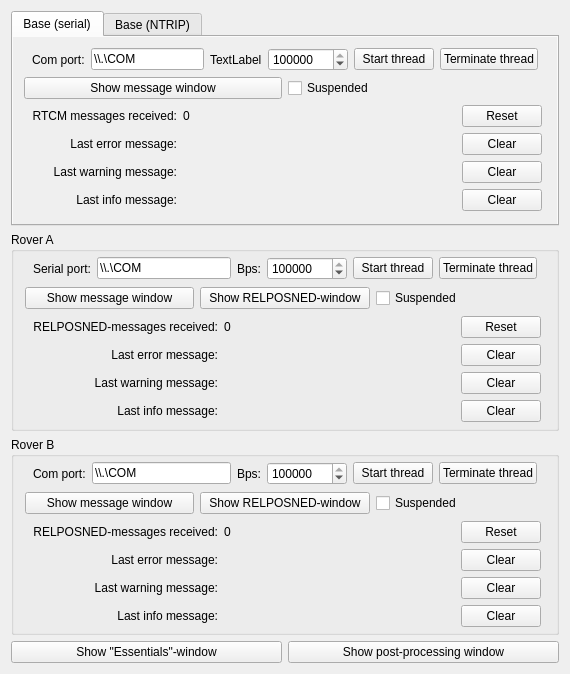
This is mainwindow.ui in GNSS-Stylist/GNSS-Stylus as Qt 5 draws it before an edit. The edited form follows.
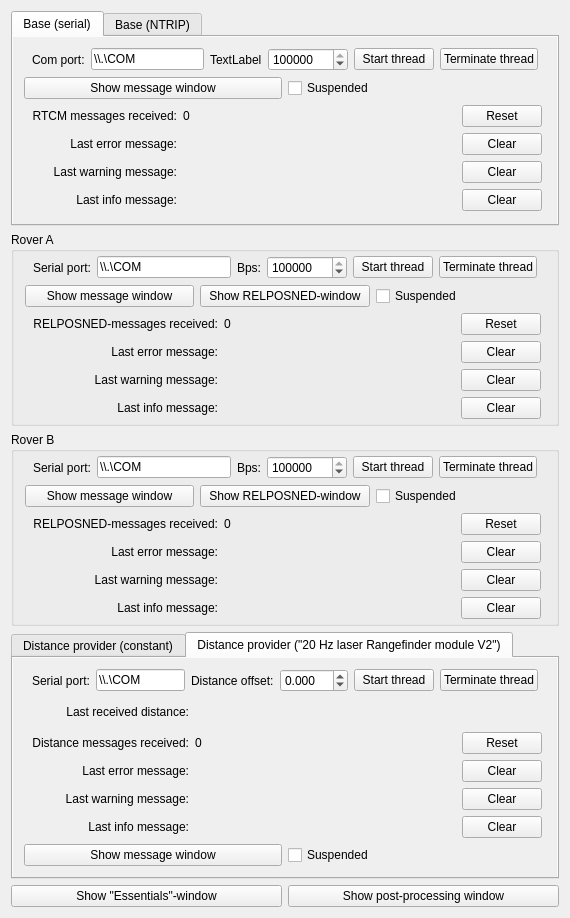
This is the edited form.

Commit message:
Added timestamping (UBX-messages)to UBloxDataStreamProcessor and preliminary support for "20hz high Accuracy 80m Laser Sensor Range finder Distance measuring module"
This is preliminary commit. timestamping or distance is not handled in
EssentialsForm yet. There are also some quirks here and there.

```diff
--- a/mainwindow.ui
+++ b/mainwindow.ui
@@ -7,7 +7,7 @@
     <x>0</x>
     <y>0</y>
     <width>570</width>
-    <height>674</height>
+    <height>918</height>
    </rect>
   </property>
   <property name="windowTitle">
@@ -830,7 +830,7 @@
          <item>
           <widget class="QLabel" name="label__Comport_RoverB">
            <property name="text">
-            <string>Com port:</string>
+            <string>Serial port:</string>
            </property>
           </widget>
          </item>
@@ -889,6 +889,239 @@
       </layout>
      </widget>
     </item>
+    <item>
+     <widget class="QTabWidget" name="tabWidget">
+      <property name="autoFillBackground">
+       <bool>true</bool>
+      </property>
+      <property name="currentIndex">
+       <number>1</number>
+      </property>
+      <widget class="QWidget" name="tab">
+       <property name="autoFillBackground">
+        <bool>true</bool>
+       </property>
+       <attribute name="title">
+        <string>Distance provider (constant)</string>
+       </attribute>
+      </widget>
+      <widget class="QWidget" name="tab_3">
+       <property name="autoFillBackground">
+        <bool>true</bool>
+       </property>
+       <attribute name="title">
+        <string>Distance provider (&quot;20 Hz laser Rangefinder module V2&quot;)</string>
+       </attribute>
+       <layout class="QVBoxLayout" name="verticalLayout_4">
+        <item>
+         <layout class="QHBoxLayout" name="horizontalLayout_Thread_RoverA_2">
+          <property name="leftMargin">
+           <number>8</number>
+          </property>
+          <property name="rightMargin">
+           <number>8</number>
+          </property>
+          <item>
+           <widget class="QLabel" name="label_Serialport_LaserDist">
+            <property name="text">
+             <string>Serial port:</string>
+            </property>
+           </widget>
+          </item>
+          <item>
+           <widget class="QLineEdit" name="lineEdit_SerialPort_LaserDist">
+            <property name="text">
+             <string>\\.\COM</string>
+            </property>
+            <property name="maxLength">
+             <number>256</number>
+            </property>
+           </widget>
+          </item>
+          <item>
+           <widget class="QLabel" name="label_DistanceOffset_LaserDist">
+            <property name="text">
+             <string>Distance offset:</string>
+            </property>
+           </widget>
+          </item>
+          <item>
+           <widget class="QDoubleSpinBox" name="doubleSpinBox_DistanceOffset_LaserDist">
+            <property name="decimals">
+             <number>3</number>
+            </property>
+            <property name="minimum">
+             <double>-10.000000000000000</double>
+            </property>
+            <property name="maximum">
+             <double>10.000000000000000</double>
+            </property>
+            <property name="singleStep">
+             <double>0.001000000000000</double>
+            </property>
+           </widget>
+          </item>
+          <item>
+           <widget class="QPushButton" name="pushButton_StartThread_LaserDist">
+            <property name="text">
+             <string>Start thread</string>
+            </property>
+           </widget>
+          </item>
+          <item>
+           <widget class="QPushButton" name="pushButton_TerminateThread_LaserDist">
+            <property name="text">
+             <string>Terminate thread</string>
+            </property>
+           </widget>
+          </item>
+         </layout>
+        </item>
+        <item>
+         <layout class="QGridLayout" name="gridLayout_Messages_RoverA_2" columnstretch="0,1,0" columnminimumwidth="0,50,0">
+          <property name="leftMargin">
+           <number>8</number>
+          </property>
+          <property name="rightMargin">
+           <number>4</number>
+          </property>
+          <item row="1" column="1">
+           <widget class="QLabel" name="label_DistanceMessageCount_LaserDist">
+            <property name="text">
+             <string>0</string>
+            </property>
+           </widget>
+          </item>
+          <item row="3" column="0">
+           <widget class="QLabel" name="label_LastWarningMessageLabel_LaserDist">
+            <property name="text">
+             <string>Last warning message:</string>
+            </property>
+            <property name="alignment">
+             <set>Qt::AlignRight|Qt::AlignTrailing|Qt::AlignVCenter</set>
+            </property>
+           </widget>
+          </item>
+          <item row="3" column="1">
+           <widget class="QLabel" name="label_LastWarningMessage_LaserDist">
+            <property name="text">
+             <string/>
+            </property>
+           </widget>
+          </item>
+          <item row="1" column="0">
+           <widget class="QLabel" name="label_DistanceMessageCountLabel_Laser">
+            <property name="text">
+             <string>Distance messages received:</string>
+            </property>
+            <property name="alignment">
+             <set>Qt::AlignRight|Qt::AlignTrailing|Qt::AlignVCenter</set>
+            </property>
+           </widget>
+          </item>
+          <item row="4" column="0">
+           <widget class="QLabel" name="label_LastInfoMessageLabel_LaserDist">
+            <property name="text">
+             <string>Last info message:</string>
+            </property>
+            <property name="alignment">
+             <set>Qt::AlignRight|Qt::AlignTrailing|Qt::AlignVCenter</set>
+            </property>
+           </widget>
+          </item>
+          <item row="2" column="0">
+           <widget class="QLabel" name="label_LastErrorMessageLabel_LaserDist">
+            <property name="text">
+             <string>Last error message:</string>
+            </property>
+            <property name="alignment">
+             <set>Qt::AlignRight|Qt::AlignTrailing|Qt::AlignVCenter</set>
+            </property>
+           </widget>
+          </item>
+          <item row="2" column="2">
+           <widget class="QPushButton" name="pushButton_ClearErrorMessage_LaserDist">
+            <property name="text">
+             <string>Clear</string>
+            </property>
+           </widget>
+          </item>
+          <item row="4" column="2">
+           <widget class="QPushButton" name="pushButton_ClearInfoMessage_LaserDist">
+            <property name="text">
+             <string>Clear</string>
+            </property>
+           </widget>
+          </item>
+          <item row="4" column="1">
+           <widget class="QLabel" name="label_LastInfoMessage_LaserDist">
+            <property name="text">
+             <string/>
+            </property>
+           </widget>
+          </item>
+          <item row="1" column="2">
+           <widget class="QPushButton" name="pushButton_ClearDistanceMessageCounter_LaserDist">
+            <property name="text">
+             <string>Reset</string>
+            </property>
+           </widget>
+          </item>
+          <item row="3" column="2">
+           <widget class="QPushButton" name="pushButton_ClearWarningMessage_LaserDist">
+            <property name="text">
+             <string>Clear</string>
+            </property>
+           </widget>
+          </item>
+          <item row="2" column="1">
+           <widget class="QLabel" name="label_LastErrorMessage_LaserDist">
+            <property name="text">
+             <string/>
+            </property>
+           </widget>
+          </item>
+          <item row="0" column="0">
+           <widget class="QLabel" name="label_DistanceLabel_LaserDist">
+            <property name="text">
+             <string>Last received distance:</string>
+            </property>
+            <property name="alignment">
+             <set>Qt::AlignRight|Qt::AlignTrailing|Qt::AlignVCenter</set>
+            </property>
+           </widget>
+          </item>
+          <item row="0" column="1">
+           <widget class="QLabel" name="label_Distance_LaserDist">
+            <property name="text">
+             <string/>
+            </property>
+           </widget>
+          </item>
+         </layout>
+        </item>
+        <item>
+         <layout class="QHBoxLayout" name="horizontalLayout_Middle_RoverA_2">
+          <item>
+           <widget class="QPushButton" name="pushButton_ShowMessageWindow_LaserDist">
+            <property name="text">
+             <string>Show message window</string>
+            </property>
+           </widget>
+          </item>
+          <item>
+           <widget class="QCheckBox" name="checkBox_SuspendThread_LaserDist">
+            <property name="text">
+             <string>Suspended</string>
+            </property>
+           </widget>
+          </item>
+         </layout>
+        </item>
+       </layout>
+      </widget>
+     </widget>
+    </item>
     <item>
      <layout class="QHBoxLayout" name="horizontalLayout">
       <property name="topMargin">
```
Left out of the diff: 6 changed lines with no effect on the pictures. The commit also changes 14 other files.
